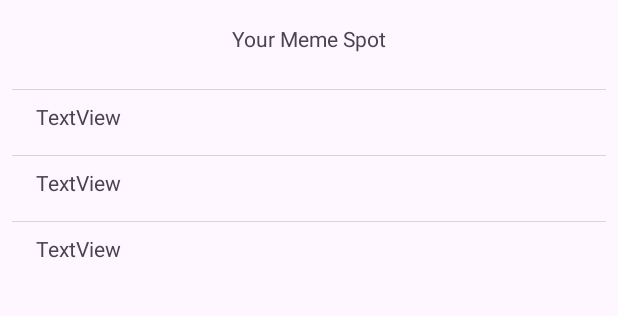
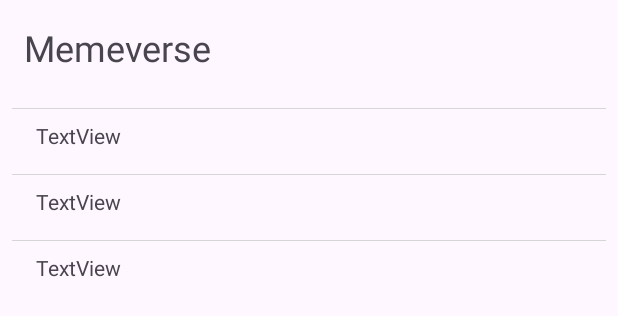
Before and after one commit to dev-satyamthakur/Memeverse, an Android app: the layout fragment_meme.xml on its own in the app's theme, with its tools: preview values and no code run, on a phone screen of 412 x 824 dp. Shown: the top 316 px of the screen. Run offline under Robolectric (Android 15) with nearby library versions, the phone set to English and light mode, and no system bars.

Commit message:
Added collapsing toolbar in MemeFragment

```diff
--- a/app/src/main/res/drawable/bottom_nav_item_color.xml
+++ b/app/src/main/res/drawable/bottom_nav_item_color.xml
@@ -1,6 +1,6 @@
 <?xml version="1.0" encoding="utf-8"?>
 
 <selector xmlns:android="http://schemas.android.com/apk/res/android">
-    <item android:state_checked="true" android:color="@color/primaryDark" />
+    <item android:state_checked="true" android:color="@color/primaryText" />
     <item android:state_checked="false" android:color="@color/secondaryText"/>
 </selector>
--- a/app/src/main/res/layout/fragment_meme.xml
+++ b/app/src/main/res/layout/fragment_meme.xml
@@ -1,30 +1,43 @@
 <?xml version="1.0" encoding="utf-8"?>
-<androidx.constraintlayout.widget.ConstraintLayout xmlns:android="http://schemas.android.com/apk/res/android"
+<androidx.coordinatorlayout.widget.CoordinatorLayout xmlns:android="http://schemas.android.com/apk/res/android"
     xmlns:app="http://schemas.android.com/apk/res-auto"
     xmlns:tools="http://schemas.android.com/tools"
     android:layout_width="match_parent"
     android:layout_height="match_parent"
+    android:overScrollMode="never"
     tools:context=".fragments.MemeFragment">
 
-    <TextView
-        android:id="@+id/textView"
-        android:layout_width="wrap_content"
-        android:layout_height="wrap_content"
-        android:layout_marginTop="16dp"
-        android:text="Your Meme Spot"
-        app:layout_constraintEnd_toEndOf="parent"
-        app:layout_constraintStart_toStartOf="parent"
-        app:layout_constraintTop_toTopOf="parent" />
+    <com.google.android.material.appbar.AppBarLayout
+        android:id="@+id/memeAppBarLayout"
+        android:layout_width="match_parent"
+        android:layout_height="wrap_content">
+
+        <androidx.appcompat.widget.Toolbar
+            android:layout_width="match_parent"
+            android:layout_height="?attr/actionBarSize"
+            app:layout_scrollFlags="scroll">
+
+            <TextView
+                android:layout_width="wrap_content"
+                android:layout_height="wrap_content"
+                android:text="Memeverse"
+                android:textSize="24dp"/>
+
+        </androidx.appcompat.widget.Toolbar>
+
+    </com.google.android.material.appbar.AppBarLayout>
 
     <androidx.recyclerview.widget.RecyclerView
         android:id="@+id/memeRecyclerView"
         android:layout_width="match_parent"
-        android:layout_height="0dp"
-        android:layout_marginTop="16dp"
+        android:layout_height="match_parent"
         app:layout_constraintBottom_toBottomOf="parent"
         app:layout_constraintEnd_toEndOf="parent"
         app:layout_constraintStart_toStartOf="parent"
         app:layout_constraintTop_toBottomOf="@+id/textView"
-        tools:listitem="@layout/meme_item" />
+        tools:listitem="@layout/meme_item"
+        app:layout_behavior="@string/appbar_scrolling_view_behavior"
+        android:overScrollMode="never"/>
 
-</androidx.constraintlayout.widget.ConstraintLayout>
+
+</androidx.coordinatorlayout.widget.CoordinatorLayout>
```
